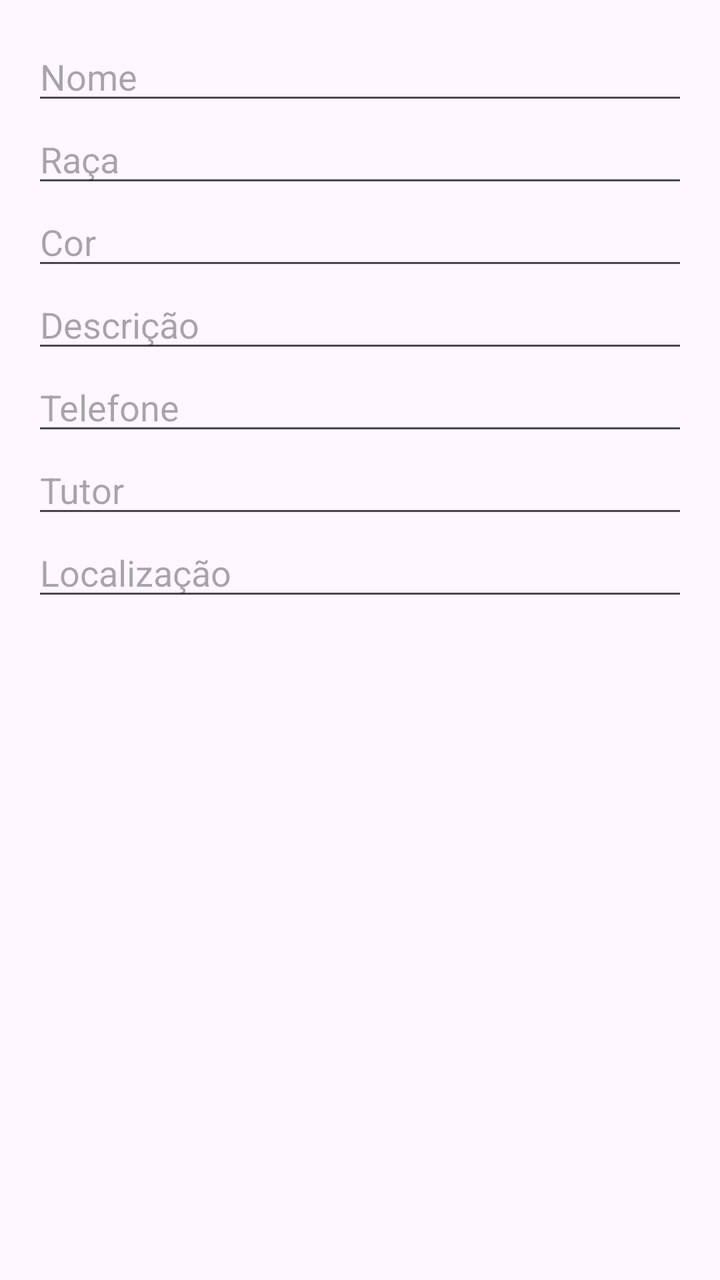
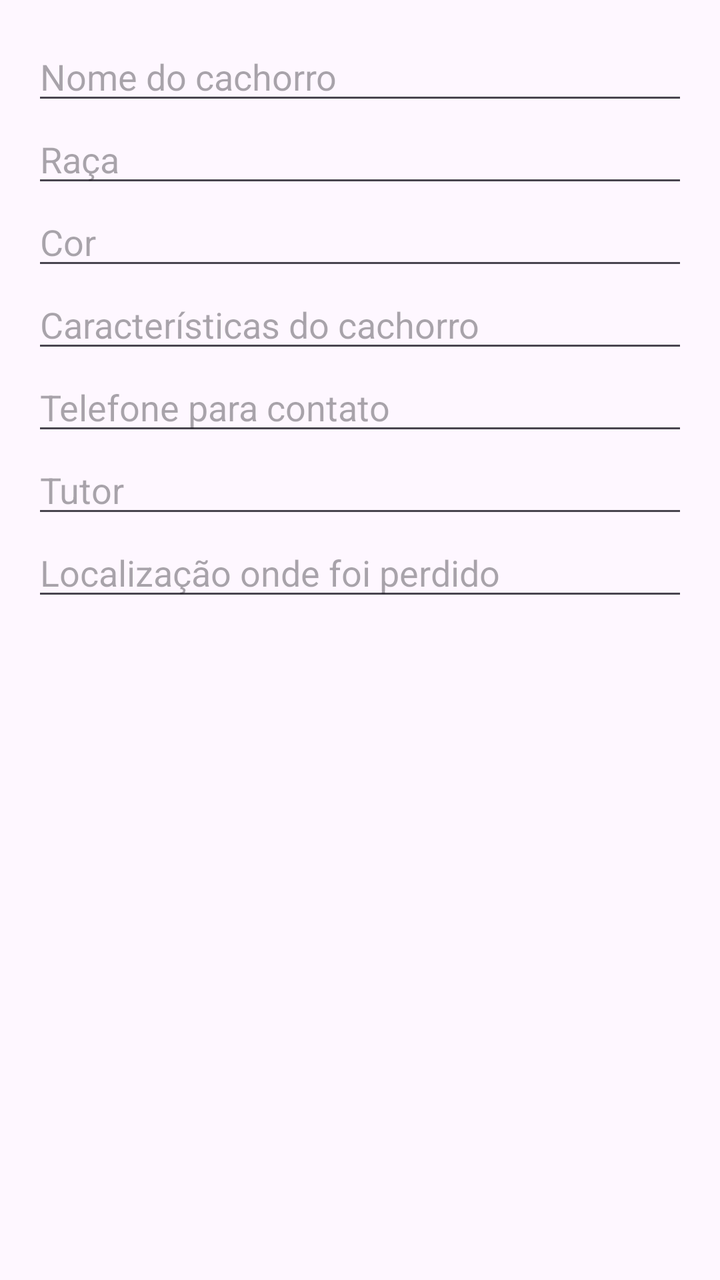

Compare the two renders of this Android layout. The source of the first and the diff that turns it into the second are given below.
<!-- AndroidManifest.xml: application theme Theme.CaesPerdidos -->
<!-- res/layout/dialog_editar_cachorro.xml -->
<?xml version="1.0" encoding="utf-8"?>
<LinearLayout xmlns:android="http://schemas.android.com/apk/res/android"
    android:layout_width="match_parent"
    android:layout_height="wrap_content"
    android:orientation="vertical"
    android:padding="16dp">

    <EditText
        android:id="@+id/edtNome"
        android:layout_width="match_parent"
        android:layout_height="wrap_content"
        android:hint="Nome" />

    <EditText
        android:id="@+id/edtRaca"
        android:layout_width="match_parent"
        android:layout_height="wrap_content"
        android:hint="Raça" />

    <EditText
        android:id="@+id/edtCor"
        android:layout_width="match_parent"
        android:layout_height="wrap_content"
        android:hint="Cor" />

    <EditText
        android:id="@+id/edtDescricao"
        android:layout_width="match_parent"
        android:layout_height="wrap_content"
        android:hint="Descrição" />

    <EditText
        android:id="@+id/edtTelefone"
        android:layout_width="match_parent"
        android:layout_height="wrap_content"
        android:hint="Telefone"
        android:inputType="phone" />

    <EditText
        android:id="@+id/edtTutor"
        android:layout_width="match_parent"
        android:layout_height="wrap_content"
        android:hint="Tutor" />

    <EditText
        android:id="@+id/edtLocalizacao"
        android:layout_width="match_parent"
        android:layout_height="wrap_content"
        android:hint="Localização" />

</LinearLayout>
<!-- resources referenced by this layout -->
<resources>
  <style name="Theme.CaesPerdidos" parent="Base.Theme.CaesPerdidos" />
  <style name="Base.Theme.CaesPerdidos" parent="Theme.Material3.DayNight.NoActionBar">
          
          
      </style>
</resources>

<!-- the commit's change to res/layout/dialog_editar_cachorro.xml (unified diff, before → after) -->
@@ -9,7 +9,7 @@
         android:id="@+id/edtNome"
         android:layout_width="match_parent"
         android:layout_height="wrap_content"
-        android:hint="Nome" />
+        android:hint="Nome do cachorro" />
 
     <EditText
         android:id="@+id/edtRaca"
@@ -27,13 +27,13 @@
         android:id="@+id/edtDescricao"
         android:layout_width="match_parent"
         android:layout_height="wrap_content"
-        android:hint="Descrição" />
+        android:hint="Características do cachorro" />
 
     <EditText
         android:id="@+id/edtTelefone"
         android:layout_width="match_parent"
         android:layout_height="wrap_content"
-        android:hint="Telefone"
+        android:hint="Telefone para contato"
         android:inputType="phone" />
 
     <EditText
@@ -46,6 +46,6 @@
         android:id="@+id/edtLocalizacao"
         android:layout_width="match_parent"
         android:layout_height="wrap_content"
-        android:hint="Localização" />
+        android:hint="Localização onde foi perdido" />
 
 </LinearLayout>
